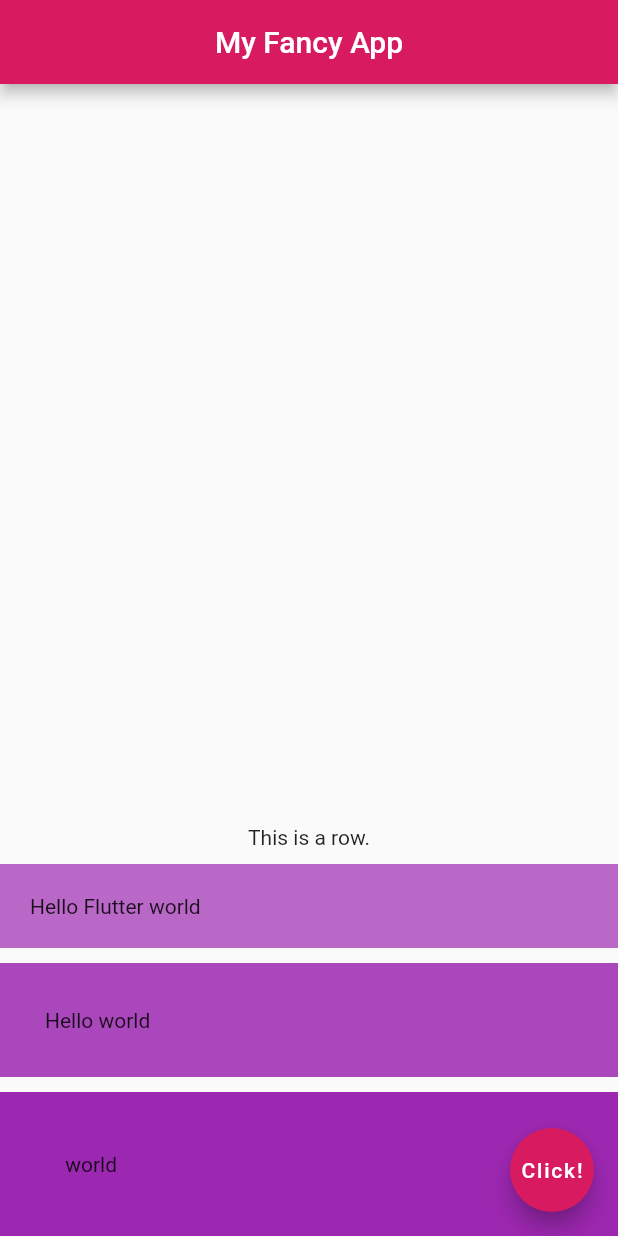
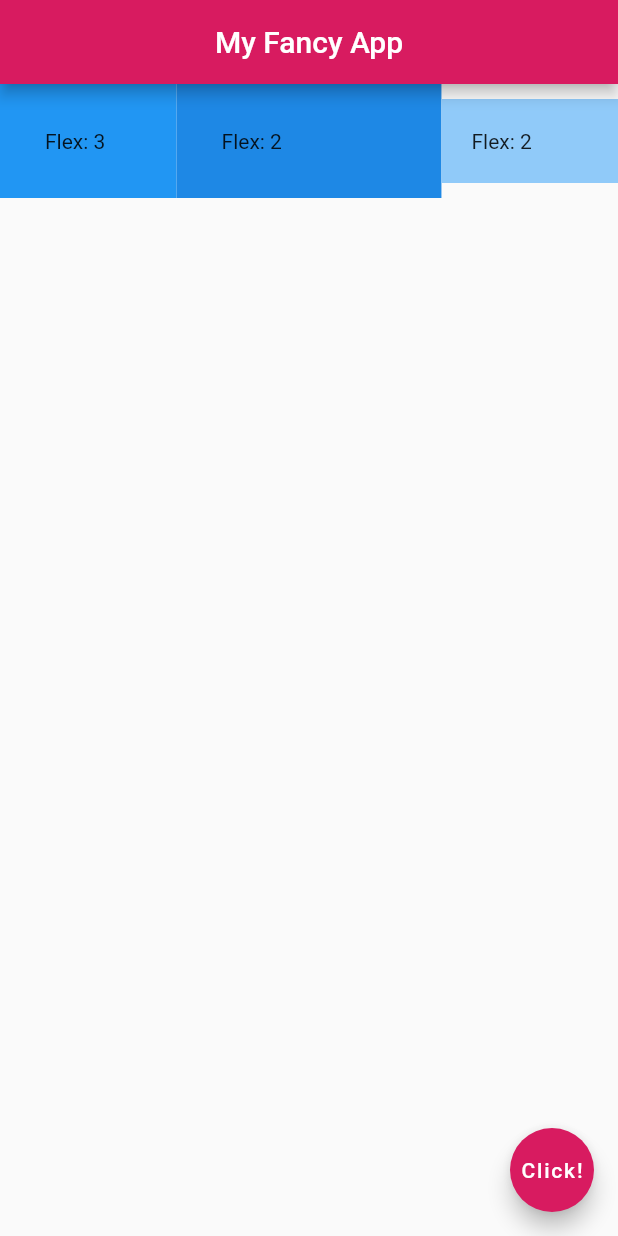
Before and after one commit to kiraci/basicAppFlutter, a Flutter app: the screen it shows after launch, on a phone screen of 412 x 824 dp. Run offline on Flutter 3.47's test engine with Material 2 defaults, Android fonts, the phone set to English and light mode, and no system bars.

Commit message:
Expanded has been learned.

```diff
--- a/basicApp/lib/main.dart
+++ b/basicApp/lib/main.dart
@@ -15,31 +15,29 @@ class MyApp extends StatelessWidget{
         centerTitle: true,
         backgroundColor: Colors.pink[600],
       ),
-      body: Column(
-        mainAxisAlignment: MainAxisAlignment.end,
-        crossAxisAlignment: CrossAxisAlignment.stretch,
+      body: Row(
         children: <Widget>[
-          Row(
-            mainAxisAlignment: MainAxisAlignment.center,
-            children: <Widget>[
-              Text( "This is a row." )
-            ],
-          ),
-          Container(
-            child: Text("Hello Flutter world"),
-            color: Colors.purple[300],
-            padding: EdgeInsets.all(20.0),
-            margin: EdgeInsets.only(top: 10.0),
-          ),Container(
-            child: Text("Hello world"),
-            color: Colors.purple[400],
-            padding: EdgeInsets.all(30.0),
-            margin: EdgeInsets.only(top: 10.0),
-          ),Container(
-            child: Text(" world"),
-            color: Colors.purple[500],
-            padding: EdgeInsets.all(40.0),
-            margin: EdgeInsets.only(top: 10.0),
+          Expanded(
+            flex: 2,
+            child: Container(
+              child: Text( "Flex: 3" ),
+              color: Colors.blue[500],
+              padding: EdgeInsets.all(30.0),
+            ),
+          ),Expanded(
+            flex: 3,
+            child: Container(
+              child: Text( "Flex: 2" ),
+              color: Colors.blue[600],
+              padding: EdgeInsets.all(30.0),
+            ),
+          ),Expanded(
+            flex: 2,
+            child: Container(
+              child: Text( "Flex: 2" ),
+              color: Colors.blue[200],
+              padding: EdgeInsets.all(20.0),
+            ),
           ),
         ],
       ),
```
